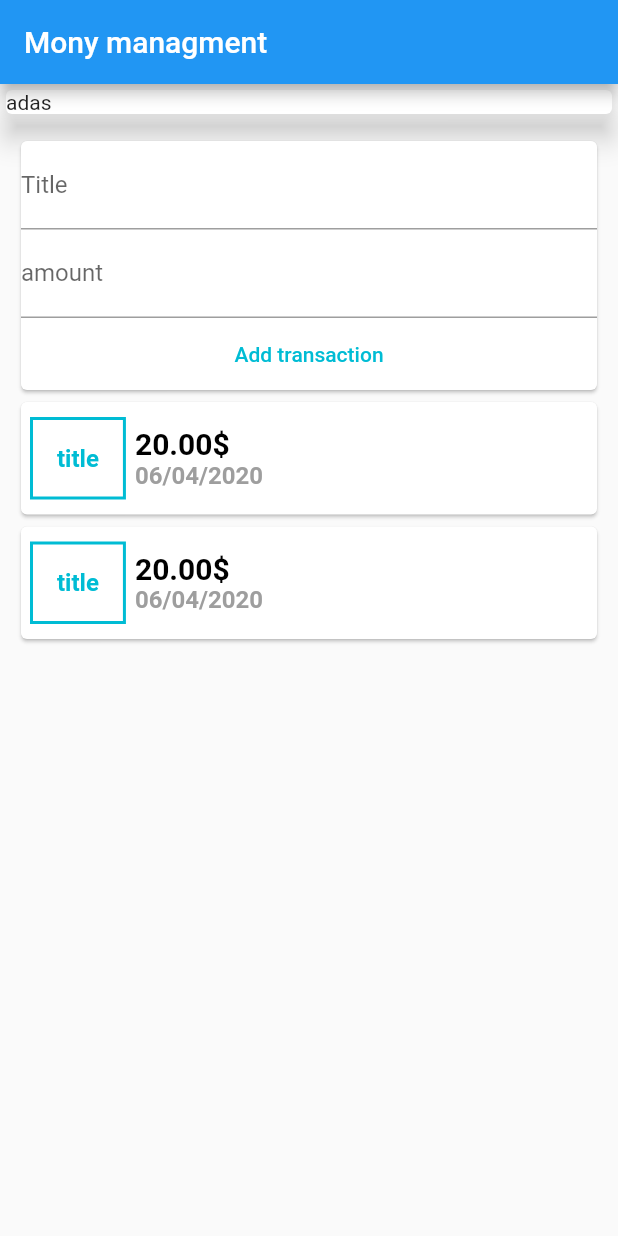
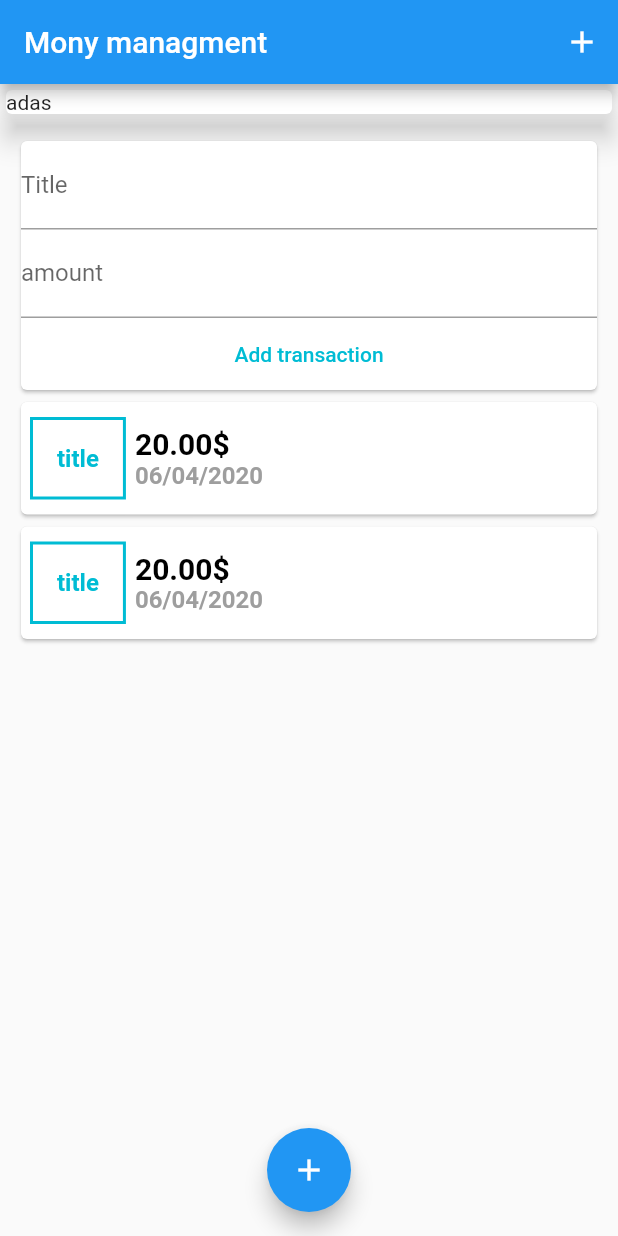
Before and after one commit to Tamir198/money-manager, a Flutter app: the screen it shows after launch, on a phone screen of 412 x 824 dp. Run offline on Flutter 3.47's test engine with Material 2 defaults, Android fonts, the phone set to English and light mode, and no system bars.

Commit message:
Adding some UI

```diff
--- a/lib/main.dart
+++ b/lib/main.dart
@@ -19,6 +19,12 @@ class MyApp extends StatelessWidget {
       home: Scaffold(
         appBar: AppBar(
           title: Text("Mony managment"),
+          actions: <Widget>[
+            IconButton(
+              icon: Icon(Icons.add),
+              onPressed: () {},
+            )
+          ],
         ),
         body: SingleChildScrollView(
           child: Container(
@@ -30,12 +36,20 @@ class MyApp extends StatelessWidget {
                 Card(elevation: 8, child: Text("adas")),
                 Container(
                   margin: EdgeInsets.all(10),
-                   child: UserTransaction(),
+                  child: UserTransaction(),
                 ),
               ],
             ),
           ),
         ),
+        floatingActionButtonLocation: FloatingActionButtonLocation.centerFloat,
+        floatingActionButton: FloatingActionButton(
+          child: IconButton(
+            icon: Icon(Icons.add),
+            onPressed: () {},
+          ),
+          onPressed: () {},
+        ),
       ),
     );
   }
--- a/lib/widgets/new_transaction.dart
+++ b/lib/widgets/new_transaction.dart
@@ -4,8 +4,9 @@ import 'package:flutter/material.dart';
 class NewTransaction extends StatelessWidget {
   final Function addTransaction;
 
+  final TextEditingController titleController = TextEditingController();
   final TextEditingController amountController = TextEditingController();
-  final TextEditingController titleController = TextEditingController();
+
 
   NewTransaction(this.addTransaction);
 
```
